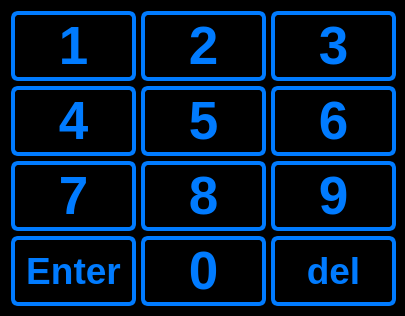
Above: ui_elements/passwordbuttons2.ui from AndreWohnsland/CocktailBerry before the change. Below: the same form after it.
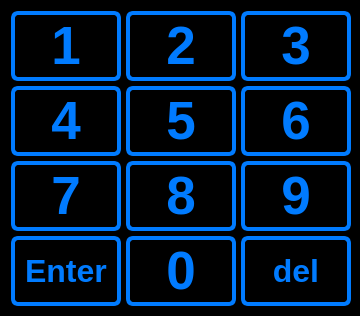
That is the form after the change.

```diff
--- a/ui_elements/passwordbuttons2.ui
+++ b/ui_elements/passwordbuttons2.ui
@@ -6,19 +6,19 @@
    <rect>
     <x>0</x>
     <y>0</y>
-    <width>405</width>
+    <width>360</width>
     <height>316</height>
    </rect>
   </property>
   <property name="minimumSize">
    <size>
-    <width>400</width>
+    <width>355</width>
     <height>316</height>
    </size>
   </property>
   <property name="maximumSize">
    <size>
-    <width>405</width>
+    <width>360</width>
     <height>316</height>
    </size>
   </property>
@@ -59,13 +59,13 @@
     <widget class="QPushButton" name="PB1">
      <property name="minimumSize">
       <size>
-       <width>125</width>
+       <width>110</width>
        <height>70</height>
       </size>
      </property>
      <property name="maximumSize">
       <size>
-       <width>125</width>
+       <width>110</width>
        <height>70</height>
       </size>
      </property>
@@ -85,13 +85,13 @@
     <widget class="QPushButton" name="PB2">
      <property name="minimumSize">
       <size>
-       <width>125</width>
+       <width>110</width>
        <height>70</height>
       </size>
      </property>
      <property name="maximumSize">
       <size>
-       <width>125</width>
+       <width>110</width>
        <height>70</height>
       </size>
      </property>
@@ -111,13 +111,13 @@
     <widget class="QPushButton" name="PB3">
      <property name="minimumSize">
       <size>
-       <width>125</width>
+       <width>110</width>
        <height>70</height>
       </size>
      </property>
      <property name="maximumSize">
       <size>
-       <width>125</width>
+       <width>110</width>
        <height>70</height>
       </size>
      </property>
@@ -137,13 +137,13 @@
     <widget class="QPushButton" name="PB4">
      <property name="minimumSize">
       <size>
-       <width>125</width>
+       <width>110</width>
        <height>70</height>
       </size>
      </property>
      <property name="maximumSize">
       <size>
-       <width>125</width>
+       <width>110</width>
        <height>70</height>
       </size>
      </property>
@@ -163,13 +163,13 @@
     <widget class="QPushButton" name="PB5">
      <property name="minimumSize">
       <size>
-       <width>125</width>
+       <width>110</width>
        <height>70</height>
       </size>
      </property>
      <property name="maximumSize">
       <size>
-       <width>125</width>
+       <width>110</width>
        <height>70</height>
       </size>
      </property>
@@ -189,13 +189,13 @@
     <widget class="QPushButton" name="PB6">
      <property name="minimumSize">
       <size>
-       <width>125</width>
+       <width>110</width>
        <height>70</height>
       </size>
      </property>
      <property name="maximumSize">
       <size>
-       <width>125</width>
+       <width>110</width>
        <height>70</height>
       </size>
      </property>
@@ -215,13 +215,13 @@
     <widget class="QPushButton" name="PB7">
      <property name="minimumSize">
       <size>
-       <width>125</width>
+       <width>110</width>
        <height>70</height>
       </size>
      </property>
      <property name="maximumSize">
       <size>
-       <width>125</width>
+       <width>110</width>
        <height>70</height>
       </size>
      </property>
@@ -241,13 +241,13 @@
     <widget class="QPushButton" name="PB8">
      <property name="minimumSize">
       <size>
-       <width>125</width>
+       <width>110</width>
        <height>70</height>
       </size>
      </property>
      <property name="maximumSize">
       <size>
-       <width>125</width>
+       <width>110</width>
        <height>70</height>
       </size>
      </property>
@@ -267,13 +267,13 @@
     <widget class="QPushButton" name="PB9">
      <property name="minimumSize">
       <size>
-       <width>125</width>
+       <width>110</width>
        <height>70</height>
       </size>
      </property>
      <property name="maximumSize">
       <size>
-       <width>125</width>
+       <width>110</width>
        <height>70</height>
       </size>
      </property>
@@ -293,19 +293,19 @@
     <widget class="QPushButton" name="PBenter">
      <property name="minimumSize">
       <size>
-       <width>125</width>
+       <width>110</width>
        <height>70</height>
       </size>
      </property>
      <property name="maximumSize">
       <size>
-       <width>125</width>
+       <width>110</width>
        <height>70</height>
       </size>
      </property>
      <property name="font">
       <font>
-       <pointsize>28</pointsize>
+       <pointsize>24</pointsize>
        <weight>75</weight>
        <bold>true</bold>
       </font>
@@ -319,13 +319,13 @@
     <widget class="QPushButton" name="PB0">
      <property name="minimumSize">
       <size>
-       <width>125</width>
+       <width>110</width>
        <height>70</height>
       </size>
      </property>
      <property name="maximumSize">
       <size>
-       <width>125</width>
+       <width>110</width>
        <height>70</height>
       </size>
      </property>
@@ -345,19 +345,19 @@
     <widget class="QPushButton" name="PBdel">
      <property name="minimumSize">
       <size>
-       <width>125</width>
+       <width>110</width>
        <height>70</height>
       </size>
      </property>
      <property name="maximumSize">
       <size>
-       <width>125</width>
+       <width>110</width>
        <height>70</height>
       </size>
      </property>
      <property name="font">
       <font>
-       <pointsize>28</pointsize>
+       <pointsize>24</pointsize>
        <weight>75</weight>
        <bold>true</bold>
       </font>
```
